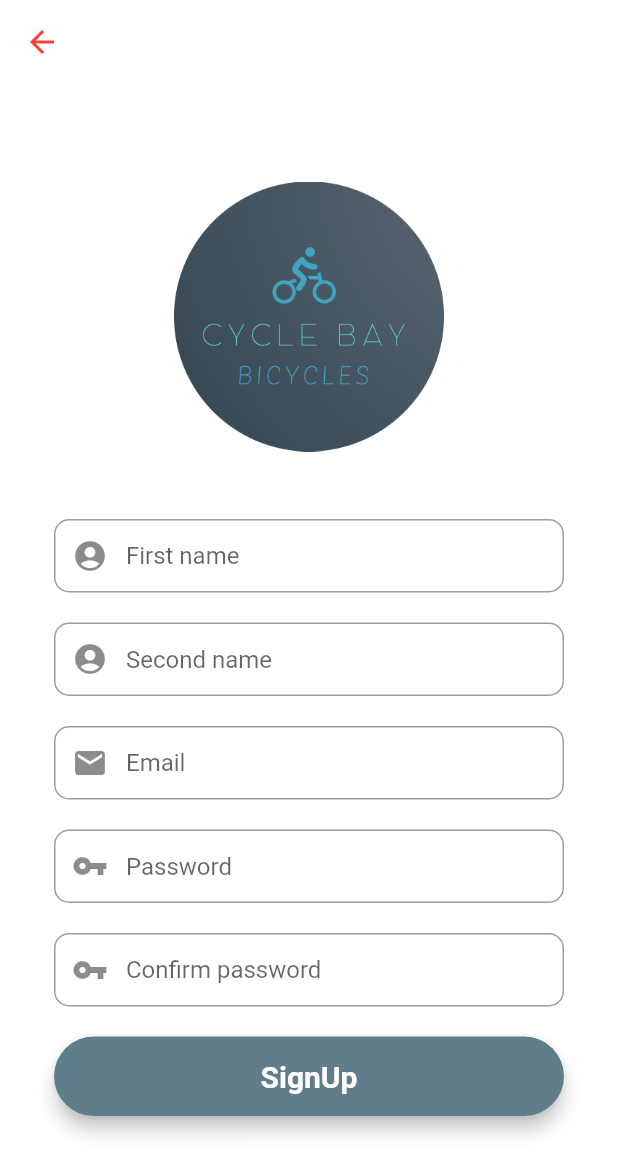
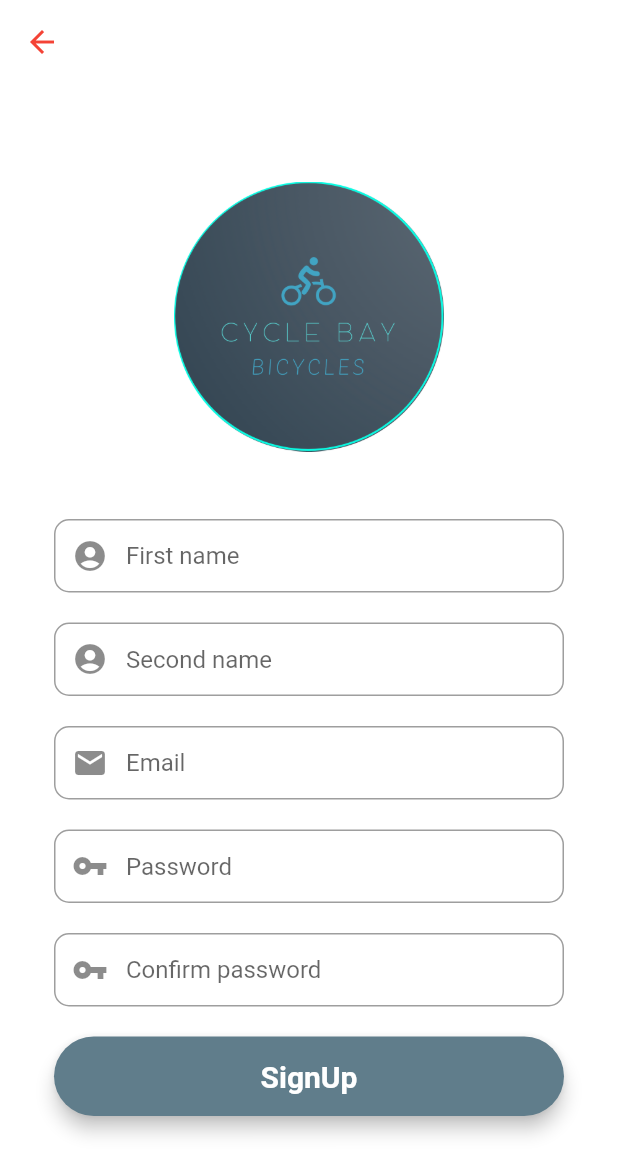
Before and after one commit to sayem118/CyclePlanner, a Flutter app: the screen it shows after launch, after a tap on "SignUp", on a phone screen of 412 x 824 dp. Shown: the top 1175 px of the screen. Run offline on Flutter 3.47's test engine with Material 2 defaults, Android fonts, the phone set to English and light mode, and no system bars; our stand-ins replace cloud_firestore, curved_navigation_bar, expansion_tile_card, firebase_auth, firebase_core, fluttertoast and 3 more; missing offline and left inert: flutter_mapbox_navigation, flutter_polyline_points, geolocator_android, geolocator_apple, geolocator_platform_interface; accounts and stored records are empty.

Commit message:
Update Loginscreen

```diff
--- a/lib/views/login_screen.dart
+++ b/lib/views/login_screen.dart
@@ -26,8 +26,6 @@ class _LoginScreenState extends State<LoginScreen>{
   //firebase
 final _auth = FirebaseAuth.instance;
 
-
-
   @override
   Widget build(BuildContext context){
     //email field
@@ -54,8 +52,8 @@ final _auth = FirebaseAuth.instance;
       },
       textInputAction: TextInputAction.next,
       decoration: InputDecoration(
-        prefixIcon: Icon(Icons.mail),
-        contentPadding: EdgeInsets.fromLTRB(20, 15, 20, 15),
+        prefixIcon: const Icon(Icons.mail),
+        contentPadding: const EdgeInsets.fromLTRB(20, 15, 20, 15),
         hintText: "Email",
         border: OutlineInputBorder(
           borderRadius: BorderRadius.circular(10),
@@ -87,8 +85,8 @@ final _auth = FirebaseAuth.instance;
       },
       textInputAction: TextInputAction.done,
       decoration: InputDecoration(
-        prefixIcon: Icon(Icons.vpn_key),
-        contentPadding: EdgeInsets.fromLTRB(20, 15, 20, 15),
+        prefixIcon: const Icon(Icons.vpn_key),
+        contentPadding: const EdgeInsets.fromLTRB(20, 15, 20, 15),
         hintText: "Password",
         border: OutlineInputBorder(
           borderRadius: BorderRadius.circular(10),
@@ -104,8 +102,6 @@ final _auth = FirebaseAuth.instance;
       child: MaterialButton(
           padding: const EdgeInsets.fromLTRB(20, 15, 20, 15),
           minWidth: MediaQuery.of(context).size.width,
-
-
           onPressed: ()
           {
             signIn(emailController.text, passwordController.text);
@@ -115,11 +111,9 @@ final _auth = FirebaseAuth.instance;
             textAlign: TextAlign.center,
             style: TextStyle(
                 fontSize: 20, color: Colors.white, fontWeight: FontWeight.bold),
-          )),
+          )
+      ),
     );
-
-
-
     return Scaffold(
       backgroundColor: Colors.white,
       body: Center(
@@ -137,33 +131,31 @@ final _auth = FirebaseAuth.instance;
 
                     SizedBox(
                         height: 200,
-                        child: Image.asset("assets/cyclebaylogoo.png",
+                        child: Image.asset("assets/cyclebaynew.png",
                           fit: BoxFit.contain,
                         )),
-                    SizedBox(height: 45),
+                    const SizedBox(height: 45),
                     emailField,
-                    SizedBox(height: 25),
+                    const SizedBox(height: 25),
                     passwordField,
-                    SizedBox(height: 35),
+                    const SizedBox(height: 35),
                     loginButton,
-                    SizedBox(height: 15),
+                    const SizedBox(height: 15),
                     Row(
                       mainAxisAlignment: MainAxisAlignment.center,
                       children: <Widget>[
-                        Text("Don't have an account? "),
+                        const Text("Don't have an account? "),
                         GestureDetector(onTap: (){
                           Navigator.push(context, MaterialPageRoute(builder: (context) => SignupScreen()));
                         },
-                          child: Text(
+                          child: const Text(
                             "SignUp",
                             style: TextStyle(
                                 color: Colors.redAccent,
                                 fontWeight: FontWeight.w900,
                                 fontSize: 15),
                           ),
-
                         )],
-
                     ),
                     // Row(
                     //   mainAxisAlignment: MainAxisAlignment.center,
@@ -193,7 +185,6 @@ final _auth = FirebaseAuth.instance;
     );
   }
 
-
   void signIn(String email, String password) async
   {
     if (_formKey.currentState!.validate())
@@ -210,5 +201,4 @@ final _auth = FirebaseAuth.instance;
             });
       }
   }
-
 }
--- a/lib/views/sign_up_screen.dart
+++ b/lib/views/sign_up_screen.dart
@@ -20,11 +20,11 @@ class _SignupScreenState extends State<SignupScreen> {
   final _formKey = GlobalKey<FormState>();
 
   //editing controller
-  final firstNameEditingController = new TextEditingController();
-  final secondNameEditingController = new TextEditingController();
-  final emailEditingController = new TextEditingController();
-  final passwordEditingController = new TextEditingController();
-  final confirmPasswordEditingController = new TextEditingController();
+  final firstNameEditingController = TextEditingController();
+  final secondNameEditingController = TextEditingController();
+  final emailEditingController = TextEditingController();
+  final passwordEditingController = TextEditingController();
+  final confirmPasswordEditingController = TextEditingController();
 
   @override
   Widget build(BuildContext context) {
@@ -34,7 +34,7 @@ class _SignupScreenState extends State<SignupScreen> {
       controller: firstNameEditingController,
       keyboardType: TextInputType.name,
       validator: (value) {
-        RegExp regex = new RegExp(r'^.{3,}$');
+        RegExp regex = RegExp(r'^.{3,}$');
         if (value!.isEmpty) {
           return ("First Name Cannot Be Empty");
         }
@@ -118,7 +118,7 @@ class _SignupScreenState extends State<SignupScreen> {
       controller: passwordEditingController,
       obscureText: true,
       validator: (value) {
-        RegExp regex = new RegExp(r'^.{6,}$');
+        RegExp regex = RegExp(r'^.{6,}$');
         if (value!.isEmpty) {
           return ("Password is Required For Login");
         }
@@ -131,8 +131,8 @@ class _SignupScreenState extends State<SignupScreen> {
       },
       textInputAction: TextInputAction.next,
       decoration: InputDecoration(
-        prefixIcon: Icon(Icons.vpn_key),
-        contentPadding: EdgeInsets.fromLTRB(20, 15, 20, 15),
+        prefixIcon: const Icon(Icons.vpn_key),
+        contentPadding: const EdgeInsets.fromLTRB(20, 15, 20, 15),
         hintText: "Password",
         border: OutlineInputBorder(
           borderRadius: BorderRadius.circular(10),
@@ -219,24 +219,22 @@ class _SignupScreenState extends State<SignupScreen> {
 
                     SizedBox(
                         height: 180,
-                        child: Image.asset("assets/cyclebaylogoo.png",
+                        child: Image.asset("assets/cyclebaynew.png",
                           fit: BoxFit.contain,
                         )),
-                    SizedBox(height: 45),
+                    const SizedBox(height: 45),
                     firstNameField,
-                    SizedBox(height: 20),
+                    const SizedBox(height: 20),
                     secondNameField,
-                    SizedBox(height: 20),
+                    const SizedBox(height: 20),
                     emailField,
-                    SizedBox(height: 20),
+                    const SizedBox(height: 20),
                     passwordField,
-                    SizedBox(height: 20),
+                    const SizedBox(height: 20),
                     confirmPasswordField,
-                    SizedBox(height: 20),
+                    const SizedBox(height: 20),
                     signUpButton,
-                    SizedBox(height: 15),
-
-
+                    const SizedBox(height: 15),
                   ],
                 ),
               ),
@@ -260,7 +258,6 @@ class _SignupScreenState extends State<SignupScreen> {
       });
     }
   }
-
 
  //sending values to firestone
   postDetailsToFirestore() async
--- a/pubspec.yaml
+++ b/pubspec.yaml
@@ -89,7 +89,7 @@ flutter:
 
   # To add assets to your application, add an assets section, like this:
   assets:
-    - assets/cyclebaylogoo.png
+    - assets/cyclebaynew.png
 
   #   - images/a_dot_burr.jpeg
   #   - images/a_dot_ham.jpeg
```
Also changed, not shown: assets/cyclebaynew.png (added).
